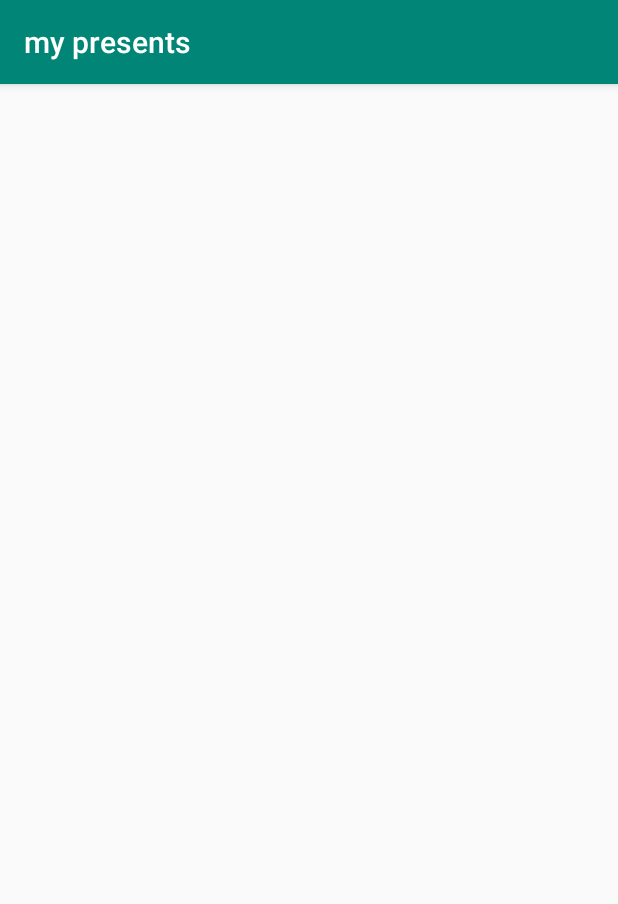
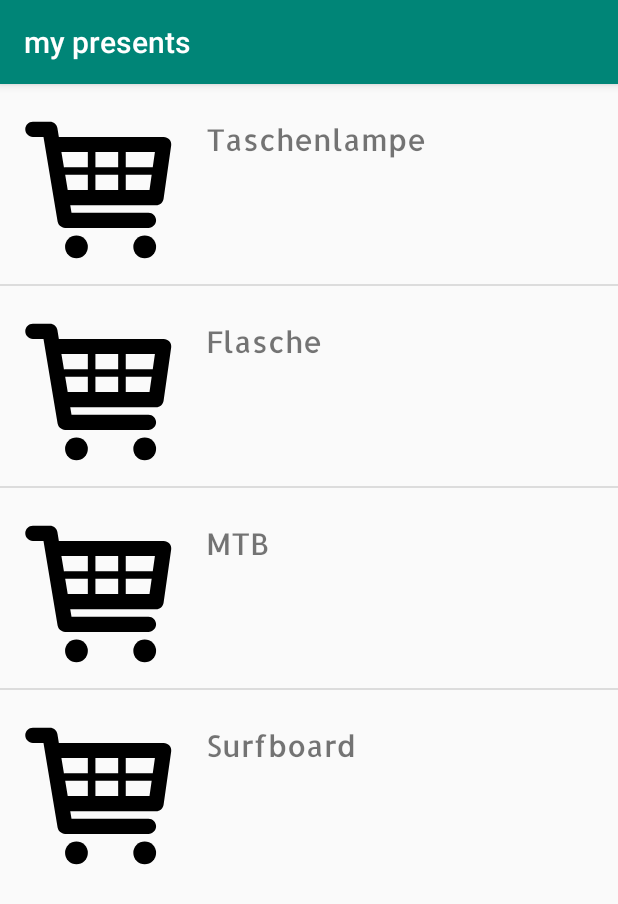
Before and after one commit to woleb/mypresents, an Android app: the fragment UebersichtGeschenkeFragment shown on its own in the app's theme, on a phone screen of 412 x 824 dp. Shown: the top 904 px of the screen. Run offline under Robolectric (Android 15) with nearby library versions, the phone set to English and light mode, and no system bars; Roboto replaces fonts that are not available here.

```diff
--- a/app/src/main/java/com/sportoverfifty/mypresents/UebersichtGeschenkeFragment.kt
+++ b/app/src/main/java/com/sportoverfifty/mypresents/UebersichtGeschenkeFragment.kt
@@ -42,15 +42,18 @@ class UebersichtGeschenkeFragment : Fragment() {
         // Inflate the layout for this fragment
         val mView = inflater?.inflate(R.layout.fragment_uebersicht_geschenke,container,false)
         mListeView = mView?.findViewById<ListView>(R.id.listUebersichtGeschenke)
-        return inflater.inflate(R.layout.fragment_uebersicht_geschenke, container, false)
+        return mView
     }
 
     override fun onViewCreated(view: View, savedInstanceState: Bundle?) {
         super.onViewCreated(view, savedInstanceState)
         val listeneintrag = ArrayList<GiftObject>()
 //GiftObject (val id: Int, val name: String, val gekauft: Boolean, val shop: String, val beschreibung: String, val bild : Drawable, val geschenkFuer: String)
-        listeneintrag.add(GiftObject(id =1, name ="Taschenlampe", gekauft =false, shop ="Alternate", beschreibung = "Lampe für's Wandern", bild = ContextCompat.getDrawable(context, R.drawable.shopping), geschenkFuer ="Marius"))
-
+        listeneintrag.add(GiftObject(id =1, name ="Taschenlampe", gekauft =false, shop ="Alternate", beschreibung = "Lampe für's Wandern", bild = ContextCompat.getDrawable(context!!, R.drawable.shopping), geschenkFuer ="Marius"))
+        listeneintrag.add(GiftObject(id =2, name ="Flasche", gekauft =false, shop ="Globetrotter", beschreibung = "Lampe für's Wandern", bild = ContextCompat.getDrawable(context!!, R.drawable.shopping), geschenkFuer ="Marius"))
+        listeneintrag.add(GiftObject(id =3, name ="MTB", gekauft =false, shop ="Fahrrad.de", beschreibung = "Lampe für's Wandern", bild = ContextCompat.getDrawable(context!!, R.drawable.shopping), geschenkFuer ="Marius"))
+        listeneintrag.add(GiftObject(id =4, name ="Surfboard", gekauft =false, shop ="Surfdome", beschreibung = "Lampe für's Wandern", bild = ContextCompat.getDrawable(context!!, R.drawable.shopping), geschenkFuer ="Marius"))
+        mListeView?.adapter = ShoppingListAdapter(context!!, listeneintrag)
     }
 
     companion object {
```
